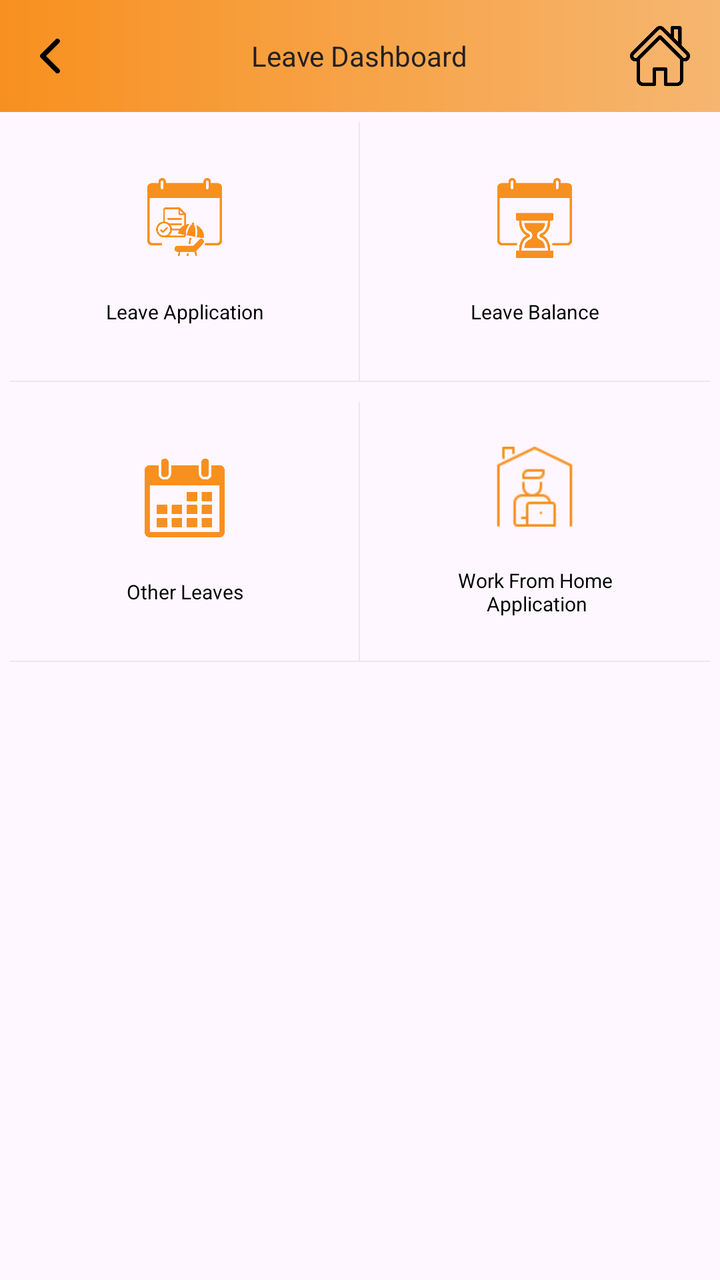
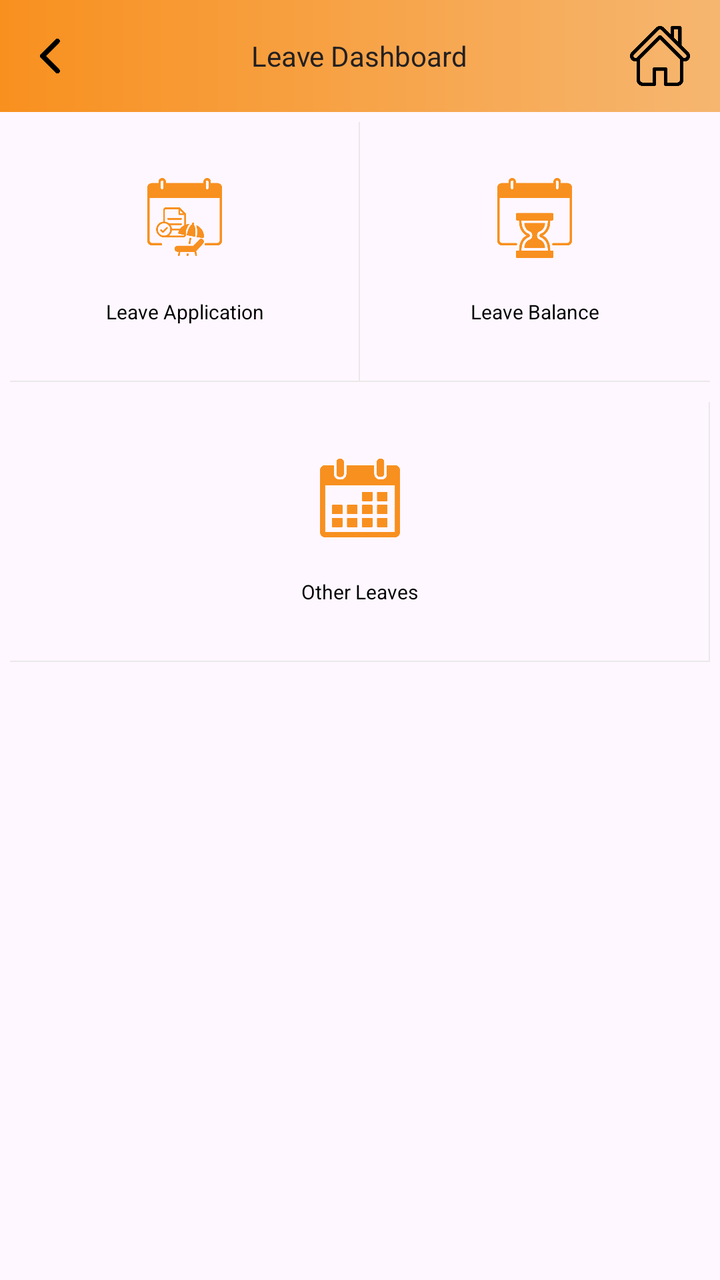

Compare the two renders of this Android layout. The source of the first and the diff that turns it into the second are given below.
<!-- AndroidManifest.xml: application theme Theme.IMFA -->
<!-- res/layout/activity_leave_application_dashboard.xml -->
<?xml version="1.0" encoding="utf-8"?>
<androidx.constraintlayout.widget.ConstraintLayout xmlns:android="http://schemas.android.com/apk/res/android"
    xmlns:app="http://schemas.android.com/apk/res-auto"
    xmlns:tools="http://schemas.android.com/tools"
    android:layout_width="match_parent"
    android:layout_height="match_parent"
    tools:context=".Leave.LeaveApplicationDashboardActivity">

    <LinearLayout
        android:id="@+id/linearLayout"
        android:layout_width="match_parent"
        android:layout_height="?android:actionBarSize"
        android:background="@drawable/background_1"
        android:orientation="horizontal"
        app:layout_constraintEnd_toEndOf="parent"
        app:layout_constraintStart_toStartOf="parent"
        app:layout_constraintTop_toTopOf="parent">

        <LinearLayout
            android:layout_width="0dp"
            android:layout_height="match_parent"
            android:layout_weight="0.5">

            <ImageView
                android:id="@+id/ivBack"
                android:layout_width="30dp"
                android:layout_height="40dp"
                android:layout_gravity="center"
                android:layout_marginLeft="10dp"
                android:src="@drawable/back_arrow" />
        </LinearLayout>

        <LinearLayout
            android:layout_width="0dp"
            android:layout_height="match_parent"
            android:layout_weight="1"
            android:gravity="center">

            <TextView
                android:layout_width="wrap_content"
                android:layout_height="wrap_content"
                android:text="Leave Dashboard"
                android:textColor="@color/appBlack"
                android:textSize="14sp" />

        </LinearLayout>

        <LinearLayout
            android:layout_width="0dp"
            android:layout_height="match_parent"
            android:layout_weight="0.5"
            android:gravity="right">

            <ImageView
                android:id="@+id/imgHome"
                android:layout_width="30dp"
                android:layout_height="30dp"
                android:layout_gravity="center"
                android:layout_marginRight="15dp"
                android:src="@drawable/home" />
        </LinearLayout>
    </LinearLayout>

    <LinearLayout
        android:id="@+id/lnAccess"
        android:layout_width="match_parent"
        android:layout_height="0dp"
        android:orientation="vertical"
        app:layout_constraintBottom_toBottomOf="parent"
        app:layout_constraintEnd_toEndOf="parent"
        app:layout_constraintStart_toStartOf="parent"
        app:layout_constraintTop_toBottomOf="@+id/linearLayout">

        <LinearLayout
            android:layout_width="match_parent"
            android:layout_height="wrap_content"
            android:layout_margin="5dp"
            android:orientation="horizontal">

            <LinearLayout
                android:id="@+id/llLeaveApplication"
                android:layout_width="160dp"
                android:layout_height="130dp"
                android:layout_weight="1"
                android:background="@drawable/layoutstroke"
                android:gravity="center"
                android:orientation="vertical">


                <ImageView
                    android:id="@+id/ctcimg"
                    android:layout_width="60dp"
                    android:layout_height="60dp"
                    android:padding="10dp"
                    android:src="@drawable/leave_application_dash"
                    app:tint="@color/appYellow"></ImageView>

                <TextView
                    android:id="@+id/tvLeave"
                    android:layout_width="wrap_content"
                    android:layout_height="wrap_content"
                    android:padding="10dp"
                    android:text="Leave Application"
                    android:textColor="@color/black"
                    android:textSize="10sp"


                    ></TextView>


            </LinearLayout>

            <LinearLayout
                android:id="@+id/llLeaveBalance"
                android:layout_width="160dp"
                android:layout_height="130dp"
                android:layout_weight="1"
                android:background="@drawable/layoutstrokebottom"
                android:gravity="center"
                android:orientation="vertical">

                <ImageView
                    android:id="@+id/imgsalary"
                    android:layout_width="60dp"
                    android:layout_height="60dp"
                    android:padding="10dp"
                    android:src="@drawable/leave_balance_dash"
                    app:tint="@color/appYellow"></ImageView>

                <TextView
                    android:id="@+id/tvLeaveBalance"
                    android:layout_width="wrap_content"
                    android:layout_height="wrap_content"
                    android:padding="10dp"
                    android:text="Leave Balance"
                    android:textColor="@color/black"
                    android:textSize="10sp" />

            </LinearLayout>
        </LinearLayout>

        <LinearLayout
            android:layout_width="match_parent"
            android:layout_height="wrap_content"
            android:layout_margin="5dp"
            android:orientation="horizontal">

            <LinearLayout
                android:id="@+id/llLeaveOthers"
                android:layout_width="160dp"
                android:layout_height="130dp"
                android:layout_weight="1"
                android:background="@drawable/layoutstroke"
                android:gravity="center"
                android:orientation="vertical">


                <ImageView
                    android:id="@+id/othersImg"
                    android:layout_width="60dp"
                    android:layout_height="60dp"
                    android:padding="10dp"
                    android:src="@drawable/calendar"
                    app:tint="@color/appYellow"></ImageView>

                <TextView
                    android:id="@+id/tvOtherLeave"
                    android:layout_width="wrap_content"
                    android:layout_height="wrap_content"
                    android:padding="10dp"
                    android:text="Other Leaves"
                    android:textColor="@color/black"
                    android:textSize="10sp" />
            </LinearLayout>

            <LinearLayout
                android:id="@+id/llWFH"
                android:layout_width="160dp"
                android:layout_height="130dp"
                android:layout_weight="1"
                android:background="@drawable/layoutstrokebottom"
                android:gravity="center"
                android:visibility="visible"
                android:orientation="vertical">

                <ImageView
                    android:layout_width="60dp"
                    android:layout_height="60dp"
                    android:padding="10dp"
                    android:src="@drawable/wfh"
                    app:tint="@color/appYellow"></ImageView>

                <TextView
                    android:textAlignment="center"
                    android:layout_width="wrap_content"
                    android:layout_height="wrap_content"
                    android:padding="10dp"
                    android:text="Work From Home\n Application"
                    android:textColor="@color/black"
                    android:textSize="10sp" />
            </LinearLayout>
        </LinearLayout>
    </LinearLayout>

    <LinearLayout
        android:id="@+id/lnNonAccess"
        android:layout_width="match_parent"
        android:layout_height="0dp"
        android:gravity="center"
        android:orientation="vertical"
        android:visibility="gone"
        app:layout_constraintBottom_toBottomOf="parent"
        app:layout_constraintEnd_toEndOf="parent"
        app:layout_constraintStart_toStartOf="parent"
        app:layout_constraintTop_toBottomOf="@+id/linearLayout">

        <ImageView
            android:layout_width="80dp"
            android:layout_height="80dp"
            android:src="@drawable/sorry"></ImageView>

        <TextView
            android:layout_width="wrap_content"
            android:layout_height="wrap_content"
            android:layout_marginTop="5dp"
            android:text="Currently this menu is not accessible"
            android:textColor="@color/appBlack"
            android:textSize="14sp"
            android:textStyle="bold"></TextView>

    </LinearLayout>


</androidx.constraintlayout.widget.ConstraintLayout>
<!-- resources referenced by this layout -->
<resources>
  <color name="appBlack">#242021</color>
  <color name="appYellow">#F8901F</color>
  <color name="black">#FF000000</color>
  <!-- drawable back_arrow: png bitmap (drawable, 2943 bytes) -->
  <!-- drawable background_1 (drawable) -->
  <shape xmlns:android="http://schemas.android.com/apk/res/android"
      android:shape="rectangle">
      <gradient
          android:endColor="#F6B670"
          android:startColor="@color/appYellow"
          android:type="linear"
          android:angle="0" />
  </shape>
  <!-- drawable calendar: png bitmap (drawable, 5072 bytes) -->
  <!-- drawable home: png bitmap (drawable, 9285 bytes) -->
  <!-- drawable layoutstroke (drawable) -->
  <?xml version="1.0" encoding="utf-8"?>
  <layer-list xmlns:android="http://schemas.android.com/apk/res/android">
  <item android:top="-2dp" android:left="-2dp" >
  
  <shape
      android:shape="rectangle"  >
      
  
      <size android:width="55dip"
          android:height="55dip"/>
      <stroke android:color="#EAE8E8"
          android:width="0.5dp"></stroke>
  </shape>
  </item>
  </layer-list>
  
  
  
  
  
  
  
  
  <!-- drawable layoutstrokebottom (drawable) -->
  <?xml version="1.0" encoding="utf-8"?>
  <layer-list xmlns:android="http://schemas.android.com/apk/res/android">
      <item
          android:left="-2dp"
          android:right="-2dp"
          android:top="-2dp">
  
          <shape android:shape="rectangle">
              
              
              <size
                  android:width="55dip"
                  android:height="55dip" />
              <stroke
                  android:width="0.5dp"
                  android:color="#EAE8E8"></stroke>
          </shape>
      </item>
  </layer-list>
  <!-- drawable leave_application_dash: png bitmap (drawable, 29991 bytes) -->
  <!-- drawable leave_balance_dash: png bitmap (drawable, 26375 bytes) -->
  <!-- drawable sorry: png bitmap (drawable, 3710 bytes) -->
  <!-- drawable wfh: png bitmap (drawable, 1062 bytes) -->
  <style name="Theme.IMFA" parent="Base.Theme.IMFA" />
  <style name="Base.Theme.IMFA" parent="Theme.Material3.DayNight.NoActionBar">
          
          <item name="colorPrimary">@color/appYellow</item>
      </style>
</resources>

<!-- the commit's change to res/layout/activity_leave_application_dashboard.xml (unified diff, before → after) -->
@@ -180,7 +180,7 @@
                 android:layout_weight="1"
                 android:background="@drawable/layoutstrokebottom"
                 android:gravity="center"
-                android:visibility="visible"
+                android:visibility="gone"
                 android:orientation="vertical">
 
                 <ImageView
